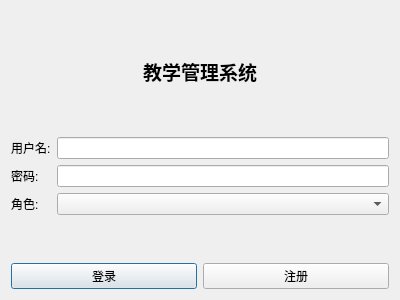
The window that logindialog.ui (Henry-916/TeachingManager) describes before a commit, drawn with Qt 5.
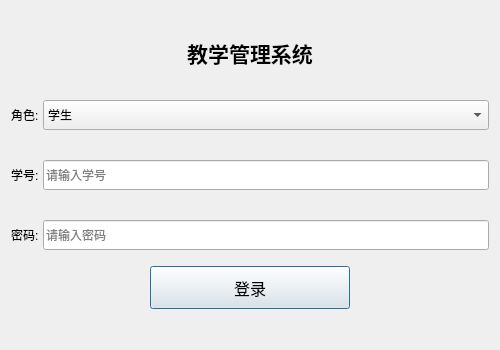
The same window after the commit.

What changed in the file:
```diff
--- a/logindialog.ui
+++ b/logindialog.ui
@@ -6,8 +6,8 @@
    <rect>
     <x>0</x>
     <y>0</y>
-    <width>400</width>
-    <height>300</height>
+    <width>500</width>
+    <height>350</height>
    </rect>
   </property>
   <property name="windowTitle">
@@ -15,11 +15,25 @@
   </property>
   <layout class="QVBoxLayout" name="verticalLayout">
    <item>
-    <widget class="QLabel" name="label">
+    <widget class="QLabel" name="titleLabel">
+     <property name="enabled">
+      <bool>true</bool>
+     </property>
+     <property name="minimumSize">
+      <size>
+       <width>0</width>
+       <height>70</height>
+      </size>
+     </property>
+     <property name="maximumSize">
+      <size>
+       <width>16777215</width>
+       <height>90</height>
+      </size>
+     </property>
      <property name="font">
       <font>
-       <pointsize>14</pointsize>
-       <weight>75</weight>
+       <pointsize>16</pointsize>
        <bold>true</bold>
       </font>
      </property>
@@ -27,60 +41,140 @@
       <string>教学管理系统</string>
      </property>
      <property name="alignment">
-      <set>Qt::AlignCenter</set>
+      <set>Qt::AlignmentFlag::AlignCenter</set>
      </property>
     </widget>
    </item>
    <item>
     <layout class="QFormLayout" name="formLayout">
+     <property name="horizontalSpacing">
+      <number>4</number>
+     </property>
+     <property name="verticalSpacing">
+      <number>30</number>
+     </property>
      <item row="0" column="0">
-      <widget class="QLabel" name="usernameLabel">
+      <widget class="QLabel" name="roleLabel">
        <property name="text">
-        <string>用户名:</string>
+        <string>角色:</string>
        </property>
       </widget>
      </item>
      <item row="0" column="1">
-      <widget class="QLineEdit" name="usernameEdit"/>
+      <widget class="QComboBox" name="roleComboBox">
+       <property name="minimumSize">
+        <size>
+         <width>0</width>
+         <height>30</height>
+        </size>
+       </property>
+       <item>
+        <property name="text">
+         <string>学生</string>
+        </property>
+       </item>
+       <item>
+        <property name="text">
+         <string>教师</string>
+        </property>
+       </item>
+       <item>
+        <property name="text">
+         <string>管理员</string>
+        </property>
+       </item>
+      </widget>
      </item>
      <item row="1" column="0">
-      <widget class="QLabel" name="passwordLabel">
+      <widget class="QLabel" name="idLabel">
        <property name="text">
-        <string>密码:</string>
+        <string>学号:</string>
        </property>
       </widget>
      </item>
      <item row="1" column="1">
-      <widget class="QLineEdit" name="passwordEdit"/>
+      <widget class="QLineEdit" name="idEdit">
+       <property name="minimumSize">
+        <size>
+         <width>0</width>
+         <height>30</height>
+        </size>
+       </property>
+       <property name="placeholderText">
+        <string>请输入学号</string>
+       </property>
+      </widget>
      </item>
      <item row="2" column="0">
-      <widget class="QLabel" name="roleLabel">
+      <widget class="QLabel" name="passwordLabel">
        <property name="text">
-        <string>角色:</string>
+        <string>密码:</string>
        </property>
       </widget>
      </item>
      <item row="2" column="1">
-      <widget class="QComboBox" name="roleComboBox"/>
+      <layout class="QHBoxLayout" name="passwordLayout">
+       <property name="spacing">
+        <number>5</number>
+       </property>
+       <item>
+        <widget class="QLineEdit" name="passwordEdit">
+         <property name="minimumSize">
+          <size>
+           <width>0</width>
+           <height>30</height>
+          </size>
+         </property>
+         <property name="echoMode">
+          <enum>QLineEdit::EchoMode::Password</enum>
+         </property>
+         <property name="placeholderText">
+          <string>请输入密码</string>
+         </property>
+        </widget>
+       </item>
+      </layout>
      </item>
     </layout>
    </item>
    <item>
     <layout class="QHBoxLayout" name="buttonLayout">
+     <property name="spacing">
+      <number>2</number>
+     </property>
+     <property name="sizeConstraint">
+      <enum>QLayout::SizeConstraint::SetDefaultConstraint</enum>
+     </property>
+     <property name="topMargin">
+      <number>10</number>
+     </property>
+     <property name="bottomMargin">
+      <number>30</number>
+     </property>
      <item>
       <widget class="QPushButton" name="loginButton">
+       <property name="minimumSize">
+        <size>
+         <width>150</width>
+         <height>40</height>
+        </size>
+       </property>
+       <property name="maximumSize">
+        <size>
+         <width>200</width>
+         <height>50</height>
+        </size>
+       </property>
+       <property name="font">
+        <font>
+         <pointsize>12</pointsize>
+        </font>
+       </property>
        <property name="text">
         <string>登录</string>
        </property>
       </widget>
      </item>
-     <item>
-      <widget class="QPushButton" name="registerButton">
-       <property name="text">
-        <string>注册</string>
-       </property>
-      </widget>
-     </item>
     </layout>
    </item>
   </layout>
```
Left out of the diff: 2 changed lines with no effect on the pictures.
